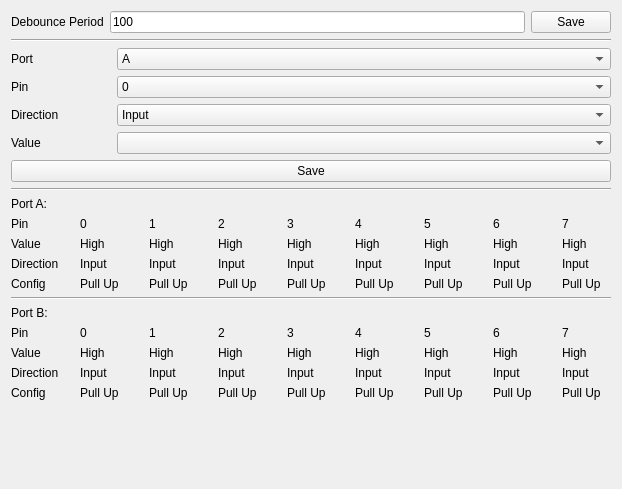
First picture: the form in src/brickv/plugin_system/plugins/io16/ui/io16.ui, repository Tinkerforge/brickv, before the edit.
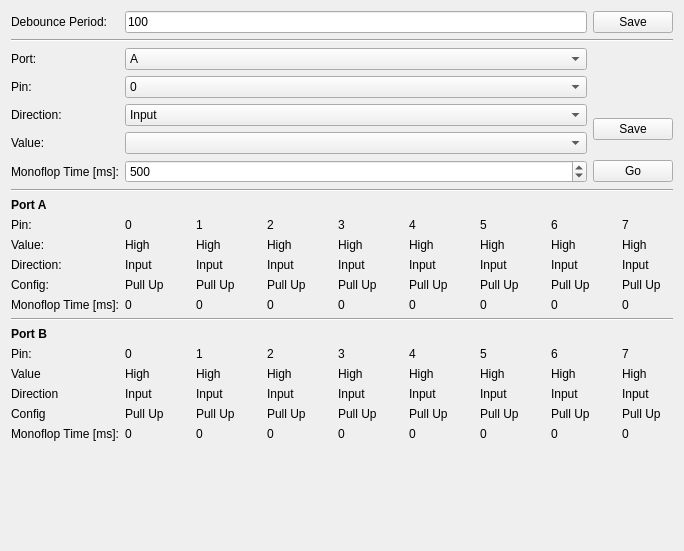
Second picture: the form after the edit.

Commit message: Add monoflop to IO-4 and IO-16 plugin

Diff of the .ui file:
```diff
--- a/src/brickv/plugin_system/plugins/io16/ui/io16.ui
+++ b/src/brickv/plugin_system/plugins/io16/ui/io16.ui
@@ -6,51 +6,65 @@
    <rect>
     <x>0</x>
     <y>0</y>
-    <width>622</width>
-    <height>489</height>
+    <width>684</width>
+    <height>551</height>
    </rect>
   </property>
   <property name="windowTitle">
    <string>Form</string>
   </property>
-  <layout class="QHBoxLayout" name="horizontalLayout_2">
-   <item>
     <layout class="QVBoxLayout" name="verticalLayout">
      <item>
-      <layout class="QHBoxLayout" name="horizontalLayout_6">
-       <item>
+    <layout class="QGridLayout" name="gridLayout_3">
+     <item row="0" column="0">
         <widget class="QLabel" name="label_12">
          <property name="text">
-          <string>Debounce Period</string>
+        <string>Debounce Period:</string>
          </property>
         </widget>
        </item>
-       <item>
+     <item row="0" column="1">
         <widget class="QLineEdit" name="debounce_edit">
+       <property name="sizePolicy">
+        <sizepolicy hsizetype="Expanding" vsizetype="Fixed">
+         <horstretch>1</horstretch>
+         <verstretch>0</verstretch>
+        </sizepolicy>
+       </property>
          <property name="text">
           <string>100</string>
          </property>
         </widget>
        </item>
-       <item>
+     <item row="0" column="2">
         <widget class="QPushButton" name="debounce_save">
          <property name="text">
           <string>Save</string>
          </property>
         </widget>
        </item>
-      </layout>
-     </item>
-     <item>
+     <item row="1" column="0" colspan="3">
       <widget class="Line" name="line_3">
        <property name="orientation">
         <enum>Qt::Horizontal</enum>
        </property>
       </widget>
      </item>
+     <item row="2" column="1">
+      <widget class="QComboBox" name="port_box">
      <item>
-      <layout class="QHBoxLayout" name="horizontalLayout">
+        <property name="text">
+         <string>A</string>
+        </property>
+       </item>
        <item>
+        <property name="text">
+         <string>B</string>
+        </property>
+       </item>
+      </widget>
+     </item>
+     <item row="2" column="0">
         <widget class="QLabel" name="label">
          <property name="minimumSize">
           <size>
@@ -65,29 +79,11 @@
           </size>
          </property>
          <property name="text">
-          <string>Port</string>
+        <string>Port:</string>
          </property>
         </widget>
        </item>
-       <item>
-        <widget class="QComboBox" name="port_box">
-         <item>
-          <property name="text">
-           <string>A</string>
-          </property>
-         </item>
-         <item>
-          <property name="text">
-           <string>B</string>
-          </property>
-         </item>
-        </widget>
-       </item>
-      </layout>
-     </item>
-     <item>
-      <layout class="QHBoxLayout" name="horizontalLayout_5">
-       <item>
+     <item row="3" column="0">
         <widget class="QLabel" name="label_3">
          <property name="maximumSize">
           <size>
@@ -96,59 +92,11 @@
           </size>
          </property>
          <property name="text">
-          <string>Pin</string>
+        <string>Pin:</string>
          </property>
         </widget>
        </item>
-       <item>
-        <widget class="QComboBox" name="pin_box">
-         <item>
-          <property name="text">
-           <string>0</string>
-          </property>
-         </item>
-         <item>
-          <property name="text">
-           <string>1</string>
-          </property>
-         </item>
-         <item>
-          <property name="text">
-           <string>2</string>
-          </property>
-         </item>
-         <item>
-          <property name="text">
-           <string>3</string>
-          </property>
-         </item>
-         <item>
-          <property name="text">
-           <string>4</string>
-          </property>
-         </item>
-         <item>
-          <property name="text">
-           <string>5</string>
-          </property>
-         </item>
-         <item>
-          <property name="text">
-           <string>6</string>
-          </property>
-         </item>
-         <item>
-          <property name="text">
-           <string>7</string>
-          </property>
-         </item>
-        </widget>
-       </item>
-      </layout>
-     </item>
-     <item>
-      <layout class="QHBoxLayout" name="horizontalLayout_3">
-       <item>
+     <item row="4" column="0">
         <widget class="QLabel" name="label_2">
          <property name="maximumSize">
           <size>
@@ -157,11 +105,55 @@
           </size>
          </property>
          <property name="text">
-          <string>Direction</string>
+        <string>Direction:</string>
          </property>
         </widget>
        </item>
+     <item row="3" column="1">
+      <widget class="QComboBox" name="pin_box">
        <item>
+        <property name="text">
+         <string>0</string>
+        </property>
+       </item>
+       <item>
+        <property name="text">
+         <string>1</string>
+        </property>
+       </item>
+       <item>
+        <property name="text">
+         <string>2</string>
+        </property>
+       </item>
+       <item>
+        <property name="text">
+         <string>3</string>
+        </property>
+       </item>
+       <item>
+        <property name="text">
+         <string>4</string>
+        </property>
+       </item>
+       <item>
+        <property name="text">
+         <string>5</string>
+        </property>
+       </item>
+       <item>
+        <property name="text">
+         <string>6</string>
+        </property>
+       </item>
+       <item>
+        <property name="text">
+         <string>7</string>
+        </property>
+       </item>
+      </widget>
+     </item>
+     <item row="4" column="1">
         <widget class="QComboBox" name="direction_box">
          <item>
           <property name="text">
@@ -175,11 +167,7 @@
          </item>
         </widget>
        </item>
-      </layout>
-     </item>
-     <item>
-      <layout class="QHBoxLayout" name="horizontalLayout_4">
-       <item>
+     <item row="5" column="0">
         <widget class="QLabel" name="label_4">
          <property name="maximumSize">
           <size>
@@ -188,68 +176,73 @@
           </size>
          </property>
          <property name="text">
-          <string>Value</string>
+        <string>Value:</string>
          </property>
         </widget>
        </item>
-       <item>
+     <item row="5" column="1">
         <widget class="QComboBox" name="value_box"/>
        </item>
-      </layout>
-     </item>
-     <item>
+     <item row="4" column="2" rowspan="2">
       <widget class="QPushButton" name="save_button">
        <property name="text">
         <string>Save</string>
        </property>
       </widget>
      </item>
-     <item>
-      <widget class="Line" name="line">
-       <property name="orientation">
-        <enum>Qt::Horizontal</enum>
-       </property>
-      </widget>
-     </item>
-     <item>
+     <item row="8" column="0" colspan="3">
       <widget class="QLabel" name="label_8">
+       <property name="font">
+        <font>
+         <weight>75</weight>
+         <bold>true</bold>
+        </font>
+       </property>
        <property name="text">
-        <string>Port A:</string>
+        <string>Port A</string>
        </property>
       </widget>
      </item>
-     <item>
-      <layout class="QGridLayout" name="gridLayout">
-       <property name="horizontalSpacing">
-        <number>20</number>
+     <item row="7" column="0" colspan="3">
+      <widget class="Line" name="line">
+       <property name="orientation">
+        <enum>Qt::Horizontal</enum>
        </property>
-       <property name="verticalSpacing">
-        <number>6</number>
+      </widget>
+     </item>
+     <item row="9" column="0">
+      <widget class="QLabel" name="label_53">
+       <property name="text">
+        <string>Pin:</string>
        </property>
-       <property name="rightMargin">
-        <number>0</number>
-       </property>
-       <item row="1" column="0">
+      </widget>
+     </item>
+     <item row="10" column="0">
         <widget class="QLabel" name="label_5">
          <property name="text">
-          <string>Value</string>
+        <string>Value:</string>
          </property>
         </widget>
        </item>
-       <item row="3" column="0">
-        <widget class="QLabel" name="label_6">
-         <property name="text">
-          <string>Config</string>
-         </property>
-        </widget>
-       </item>
-       <item row="2" column="0">
+     <item row="11" column="0">
         <widget class="QLabel" name="label_7">
          <property name="text">
-          <string>Direction</string>
+        <string>Direction:</string>
          </property>
         </widget>
        </item>
+     <item row="12" column="0">
+      <widget class="QLabel" name="label_6">
+       <property name="text">
+        <string>Config:</string>
+       </property>
+      </widget>
+     </item>
+     <item row="9" column="1" rowspan="5" colspan="2">
+      <layout class="QGridLayout" name="gridLayout">
+       <property name="horizontalSpacing">
+        <number>20</number>
+       </property>
        <item row="1" column="1">
         <widget class="QLabel" name="av0">
          <property name="text">
@@ -418,13 +411,6 @@
          </property>
         </widget>
        </item>
-       <item row="0" column="0">
-        <widget class="QLabel" name="label_53">
-         <property name="text">
-          <string>Pin</string>
-         </property>
-        </widget>
-       </item>
        <item row="0" column="1">
         <widget class="QLabel" name="label_55">
          <property name="text">
@@ -481,48 +467,117 @@
          </property>
         </widget>
        </item>
+       <item row="4" column="1">
+        <widget class="QLabel" name="at0">
+         <property name="text">
+          <string>0</string>
+         </property>
+        </widget>
+       </item>
+       <item row="4" column="2">
+        <widget class="QLabel" name="at1">
+         <property name="text">
+          <string>0</string>
+         </property>
+        </widget>
+       </item>
+       <item row="4" column="3">
+        <widget class="QLabel" name="at2">
+         <property name="text">
+          <string>0</string>
+         </property>
+        </widget>
+       </item>
+       <item row="4" column="4">
+        <widget class="QLabel" name="at3">
+         <property name="text">
+          <string>0</string>
+         </property>
+        </widget>
+       </item>
+       <item row="4" column="5">
+        <widget class="QLabel" name="at4">
+         <property name="text">
+          <string>0</string>
+         </property>
+        </widget>
+       </item>
+       <item row="4" column="6">
+        <widget class="QLabel" name="at5">
+         <property name="text">
+          <string>0</string>
+         </property>
+        </widget>
+       </item>
+       <item row="4" column="7">
+        <widget class="QLabel" name="at6">
+         <property name="text">
+          <string>0</string>
+         </property>
+        </widget>
+       </item>
+       <item row="4" column="8">
+        <widget class="QLabel" name="at7">
+         <property name="text">
+          <string>0</string>
+         </property>
+        </widget>
+       </item>
       </layout>
      </item>
-     <item>
+     <item row="14" column="0" colspan="3">
       <widget class="Line" name="line_2">
        <property name="orientation">
         <enum>Qt::Horizontal</enum>
        </property>
       </widget>
      </item>
-     <item>
+     <item row="16" column="0">
+      <widget class="QLabel" name="label_54">
+       <property name="text">
+        <string>Pin:</string>
+       </property>
+      </widget>
+     </item>
+     <item row="15" column="0" colspan="3">
       <widget class="QLabel" name="label_9">
+       <property name="font">
+        <font>
+         <weight>75</weight>
+         <bold>true</bold>
+        </font>
+       </property>
        <property name="text">
-        <string>Port B:</string>
+        <string>Port B</string>
        </property>
       </widget>
      </item>
-     <item>
-      <layout class="QGridLayout" name="gridLayout_2">
-       <property name="horizontalSpacing">
-        <number>20</number>
-       </property>
-       <item row="1" column="0">
+     <item row="17" column="0">
         <widget class="QLabel" name="label_10">
          <property name="text">
           <string>Value</string>
          </property>
         </widget>
        </item>
-       <item row="4" column="0">
-        <widget class="QLabel" name="label_11">
-         <property name="text">
-          <string>Config</string>
-         </property>
-        </widget>
-       </item>
-       <item row="3" column="0">
+     <item row="18" column="0">
         <widget class="QLabel" name="label_13">
          <property name="text">
           <string>Direction</string>
          </property>
         </widget>
        </item>
+     <item row="19" column="0">
+      <widget class="QLabel" name="label_11">
+       <property name="text">
+        <string>Config</string>
+       </property>
+      </widget>
+     </item>
+     <item row="16" column="1" rowspan="5" colspan="2">
+      <layout class="QGridLayout" name="gridLayout_2">
+       <property name="horizontalSpacing">
+        <number>20</number>
+       </property>
        <item row="1" column="1">
         <widget class="QLabel" name="bv0">
          <property name="text">
@@ -579,178 +634,270 @@
          </property>
         </widget>
        </item>
-       <item row="3" column="1">
-        <widget class="QLabel" name="bd0">
+       <item row="0" column="1">
+        <widget class="QLabel" name="label_63">
          <property name="text">
-          <string>Input</string>
+          <string>0</string>
          </property>
         </widget>
        </item>
-       <item row="3" column="2">
-        <widget class="QLabel" name="bd1">
+       <item row="0" column="2">
+        <widget class="QLabel" name="label_64">
          <property name="text">
-          <string>Input</string>
+          <string>1</string>
          </property>
         </widget>
        </item>
-       <item row="3" column="3">
-        <widget class="QLabel" name="bd2">
+       <item row="0" column="3">
+        <widget class="QLabel" name="label_65">
          <property name="text">
-          <string>Input</string>
+          <string>2</string>
          </property>
         </widget>
        </item>
-       <item row="3" column="4">
-        <widget class="QLabel" name="bd3">
+       <item row="0" column="4">
+        <widget class="QLabel" name="label_66">
          <property name="text">
-          <string>Input</string>
+          <string>3</string>
          </property>
         </widget>
        </item>
-       <item row="3" column="5">
-        <widget class="QLabel" name="bd4">
+       <item row="0" column="5">
+        <widget class="QLabel" name="label_67">
          <property name="text">
-          <string>Input</string>
+          <string>4</string>
          </property>
         </widget>
        </item>
-       <item row="3" column="6">
-        <widget class="QLabel" name="bd5">
+       <item row="0" column="6">
+        <widget class="QLabel" name="label_68">
          <property name="text">
-          <string>Input</string>
+          <string>5</string>
          </property>
         </widget>
        </item>
-       <item row="3" column="7">
-        <widget class="QLabel" name="bd6">
+       <item row="0" column="7">
+        <widget class="QLabel" name="label_69">
          <property name="text">
-          <string>Input</string>
+          <string>6</string>
          </property>
         </widget>
        </item>
-       <item row="3" column="8">
+       <item row="0" column="8">
+        <widget class="QLabel" name="label_70">
+         <property name="text">
+          <string>7</string>
+         </property>
+        </widget>
+       </item>
+       <item row="2" column="8">
         <widget class="QLabel" name="bd7">
          <property name="text">
           <string>Input</string>
          </property>
         </widget>
        </item>
-       <item row="4" column="1">
+       <item row="2" column="7">
+        <widget class="QLabel" name="bd6">
+         <property name="text">
+          <string>Input</string>
+         </property>
+        </widget>
+       </item>
+       <item row="2" column="6">
+        <widget class="QLabel" name="bd5">
+         <property name="text">
+          <string>Input</string>
+         </property>
+        </widget>
+       </item>
+       <item row="2" column="5">
+        <widget class="QLabel" name="bd4">
+         <property name="text">
+          <string>Input</string>
+         </property>
+        </widget>
+       </item>
+       <item row="2" column="4">
+        <widget class="QLabel" name="bd3">
+         <property name="text">
+          <string>Input</string>
+         </property>
+        </widget>
+       </item>
+       <item row="2" column="3">
+        <widget class="QLabel" name="bd2">
+         <property name="text">
+          <string>Input</string>
+         </property>
+        </widget>
+       </item>
+       <item row="2" column="2">
+        <widget class="QLabel" name="bd1">
+         <property name="text">
+          <string>Input</string>
+         </property>
+        </widget>
+       </item>
+       <item row="2" column="1">
+        <widget class="QLabel" name="bd0">
+         <property name="text">
+          <string>Input</string>
+         </property>
+        </widget>
+       </item>
+       <item row="3" column="1">
         <widget class="QLabel" name="bc0">
          <property name="text">
           <string>Pull Up</string>
          </property>
         </widget>
        </item>
-       <item row="4" column="2">
+       <item row="3" column="2">
         <widget class="QLabel" name="bc1">
          <property name="text">
           <string>Pull Up</string>
          </property>
         </widget>
        </item>
-       <item row="4" column="3">
+       <item row="3" column="3">
         <widget class="QLabel" name="bc2">
          <property name="text">
           <string>Pull Up</string>
          </property>
         </widget>
        </item>
-       <item row="4" column="4">
+       <item row="3" column="4">
         <widget class="QLabel" name="bc3">
          <property name="text">
           <string>Pull Up</string>
          </property>
         </widget>
        </item>
-       <item row="4" column="5">
+       <item row="3" column="5">
         <widget class="QLabel" name="bc4">
          <property name="text">
           <string>Pull Up</string>
          </property>
         </widget>
        </item>
-       <item row="4" column="6">
+       <item row="3" column="6">
         <widget class="QLabel" name="bc5">
          <property name="text">
           <string>Pull Up</string>
          </property>
         </widget>
        </item>
-       <item row="4" column="7">
+       <item row="3" column="7">
         <widget class="QLabel" name="bc6">
          <property name="text">
           <string>Pull Up</string>
          </property>
         </widget>
        </item>
-       <item row="4" column="8">
+       <item row="3" column="8">
         <widget class="QLabel" name="bc7">
          <property name="text">
           <string>Pull Up</string>
          </property>
         </widget>
        </item>
-       <item row="0" column="0">
-        <widget class="QLabel" name="label_54">
+       <item row="4" column="1">
+        <widget class="QLabel" name="bt0">
          <property name="text">
-          <string>Pin</string>
+          <string>0</string>
          </property>
         </widget>
        </item>
-       <item row="0" column="1">
-        <widget class="QLabel" name="label_63">
+       <item row="4" column="2">
+        <widget class="QLabel" name="bt1">
          <property name="text">
           <string>0</string>
          </property>
         </widget>
        </item>
-       <item row="0" column="2">
-        <widget class="QLabel" name="label_64">
+       <item row="4" column="3">
+        <widget class="QLabel" name="bt2">
          <property name="text">
-          <string>1</string>
+          <string>0</string>
          </property>
         </widget>
        </item>
-       <item row="0" column="3">
-        <widget class="QLabel" name="label_65">
+       <item row="4" column="4">
+        <widget class="QLabel" name="bt3">
          <property name="text">
-          <string>2</string>
+          <string>0</string>
          </property>
         </widget>
        </item>
-       <item row="0" column="4">
-        <widget class="QLabel" name="label_66">
+       <item row="4" column="5">
+        <widget class="QLabel" name="bt4">
          <property name="text">
-          <string>3</string>
+          <string>0</string>
          </property>
         </widget>
        </item>
-       <item row="0" column="5">
-        <widget class="QLabel" name="label_67">
+       <item row="4" column="6">
+        <widget class="QLabel" name="bt5">
          <property name="text">
-          <string>4</string>
+          <string>0</string>
          </property>
         </widget>
        </item>
-       <item row="0" column="6">
-        <widget class="QLabel" name="label_68">
+       <item row="4" column="7">
+        <widget class="QLabel" name="bt6">
          <property name="text">
-          <string>5</string>
+          <string>0</string>
          </property>
         </widget>
        </item>
-       <item row="0" column="7">
-        <widget class="QLabel" name="label_69">
+       <item row="4" column="8">
+        <widget class="QLabel" name="bt7">
          <property name="text">
-          <string>6</string>
+          <string>0</string>
          </property>
         </widget>
        </item>
-       <item row="0" column="8">
-        <widget class="QLabel" name="label_70">
+      </layout>
+     </item>
+     <item row="6" column="0">
+      <widget class="QLabel" name="label_14">
          <property name="text">
-          <string>7</string>
+        <string>Monoflop Time [ms]:</string>
+       </property>
+      </widget>
+     </item>
+     <item row="20" column="0">
+      <widget class="QLabel" name="label_15">
+       <property name="text">
+        <string>Monoflop Time [ms]:</string>
+       </property>
+      </widget>
+     </item>
+     <item row="6" column="1">
+      <widget class="QSpinBox" name="time_spinbox">
+       <property name="minimum">
+        <number>1</number>
+       </property>
+       <property name="maximum">
+        <number>100000</number>
+       </property>
+       <property name="value">
+        <number>500</number>
+       </property>
+      </widget>
+     </item>
+     <item row="6" column="2">
+      <widget class="QPushButton" name="go_button">
+       <property name="text">
+        <string>Go</string>
+       </property>
+      </widget>
+     </item>
+     <item row="13" column="0">
+      <widget class="QLabel" name="label_16">
+       <property name="text">
+        <string>Monoflop Time [ms]:</string>
          </property>
         </widget>
        </item>
@@ -764,12 +911,10 @@
        <property name="sizeHint" stdset="0">
         <size>
          <width>20</width>
-         <height>40</height>
+       <height>23</height>
         </size>
        </property>
       </spacer>
-     </item>
-    </layout>
    </item>
   </layout>
  </widget>
```
Lines whose indentation alone changed are shown as unchanged. The commit also changes 3 other files.
